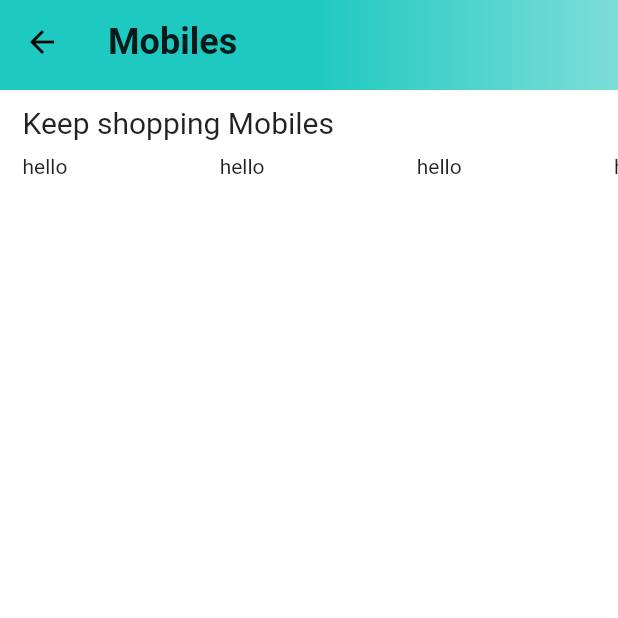
After one commit to abhijithjana/amazon_clone-flutter, a Flutter app: the HomeScreen screen opened by its route, after a tap on "Mobiles", on a phone screen of 412 x 824 dp, the top half of it. The commit adds this screen. Run offline on Flutter 3.47's test engine with Material 2 defaults, Android fonts, the phone set to English and light mode, and no system bars; our stand-ins replace badges, carousel_slider, dotted_border, file_picker, shared_preferences; missing offline and left inert: carousel_images, cloudinary_public; accounts and stored records are empty; network calls fail.

Commit message:
caterory page front end

```diff
--- /dev/null
+++ b/lib/features/screens/home/category_page.dart
@@ -0,0 +1,61 @@
+import 'package:amazon_clone/constatn/globalvariable.dart';
+import 'package:flutter/material.dart';
+
+class CategorPage extends StatefulWidget {
+  static const String routename = "home/category";
+  final String category;
+  const CategorPage({super.key, required this.category});
+
+  @override
+  State<CategorPage> createState() => _CategorPageState();
+}
+
+class _CategorPageState extends State<CategorPage> {
+  @override
+  Widget build(BuildContext context) {
+    return Scaffold(
+      appBar: PreferredSize(
+        preferredSize: const Size.fromHeight(60),
+        child: AppBar(
+            flexibleSpace: Container(
+              decoration:
+                  const BoxDecoration(gradient: GlobalVariable.appBarGradient),
+            ),
+            title: Text(
+              widget.category,
+              style: TextStyle(
+                  fontWeight: FontWeight.bold,
+                  color: Colors.black87,
+                  fontSize: 24),
+            )),
+      ),
+      body: Column(
+        children: [
+          Container(
+            padding: const EdgeInsets.symmetric(horizontal: 15, vertical: 10),
+            alignment: Alignment.topLeft,
+            child: Text(
+              'Keep shopping ${widget.category}',
+              style: const TextStyle(fontSize: 20),
+            ),
+          ),
+          SizedBox(
+            height: 170,
+            child: GridView.builder(
+              padding: const EdgeInsets.only(left: 15),
+              gridDelegate: const SliverGridDelegateWithFixedCrossAxisCount(
+                  crossAxisCount: 1,
+                  mainAxisSpacing: 10,
+                  childAspectRatio: 1.4),
+              itemBuilder: (context, index) {
+                return Text('hello');
+              },
+              itemCount: 10,
+              scrollDirection: Axis.horizontal,
+            ),
+          )
+        ],
+      ),
+    );
+  }
+}
--- a/lib/features/screens/home/widget/topCategory.dart
+++ b/lib/features/screens/home/widget/topCategory.dart
@@ -1,4 +1,5 @@
 import 'package:amazon_clone/constatn/globalvariable.dart';
+import 'package:amazon_clone/features/screens/home/category_page.dart';
 import 'package:flutter/src/widgets/container.dart';
 import 'package:flutter/src/widgets/framework.dart';
 
@@ -16,7 +17,12 @@ class TopCategory extends StatelessWidget {
         itemExtent: 80,
         itemCount: GlobalVariable.categoryImages.length,
         itemBuilder: ((context, index) {
-          return Column(
+          return GestureDetector(
+            onTap: (() {
+              Navigator.pushNamed(context, CategorPage.routename,
+                  arguments: GlobalVariable.categoryImages[index]['title']!);
+            }),
+            child: Column(
               children: [
                 Container(
                   padding: EdgeInsets.symmetric(horizontal: 10),
@@ -35,6 +41,7 @@ class TopCategory extends StatelessWidget {
                   style: TextStyle(fontSize: 12, fontWeight: FontWeight.w400),
                 )
               ],
+            ),
           );
         }),
       ),
--- a/lib/routh.dart
+++ b/lib/routh.dart
@@ -1,5 +1,6 @@
 import 'package:amazon_clone/features/admin/screens/add_product.dart';
 import 'package:amazon_clone/features/screens/authscreen.dart';
+import 'package:amazon_clone/features/screens/home/category_page.dart';
 import 'package:amazon_clone/features/screens/home/home.dart';
 import 'package:flutter/cupertino.dart';
 import 'package:flutter/material.dart';
@@ -8,6 +9,11 @@ import 'features/auth/widgets/buttomnevigation.dart';
 
 Route<dynamic> generatedrouth(RouteSettings Routesettings) {
   switch (Routesettings.name) {
+    case CategorPage.routename:
+      String Category = Routesettings.arguments as String;
+      return MaterialPageRoute(
+          settings: Routesettings,
+          builder: (context) => CategorPage(category: Category));
     case AddProduct.routename:
       return MaterialPageRoute(
           settings: Routesettings, builder: (context) => AddProduct());
```
Lines whose indentation alone changed are shown as unchanged.
